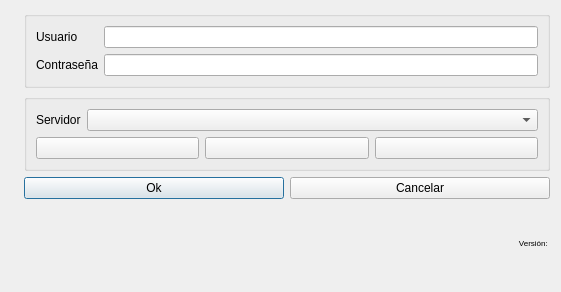
Above: src/lib/daobusiness/forms/logindlg.ui from dpinelo/AS7 before the change. Below: the same form after it.
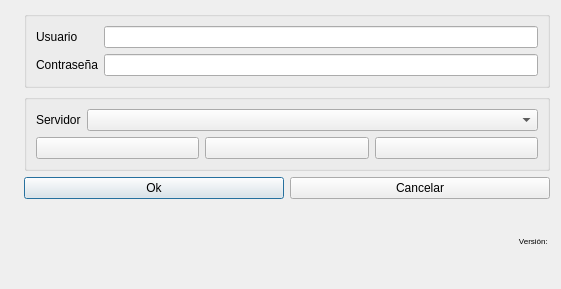
That is the form after the change. Icons and pictures are not drawn.

What changed in the file:
```diff
--- a/src/lib/daobusiness/forms/logindlg.ui
+++ b/src/lib/daobusiness/forms/logindlg.ui
@@ -7,7 +7,7 @@
     <x>0</x>
     <y>0</y>
     <width>561</width>
-    <height>292</height>
+    <height>289</height>
    </rect>
   </property>
   <property name="windowTitle">
```
